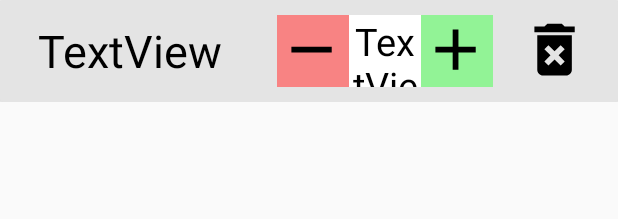
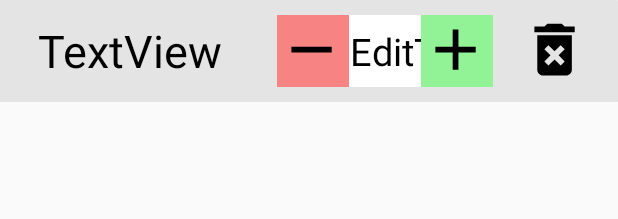
Before and after one commit to P-Burk/Inventory_Application, an Android app: the layout inventory_row.xml on its own in the app's theme, with its tools: preview values and no code run, on a phone screen of 412 x 824 dp. Shown: the top 219 px of the screen. Run offline under Robolectric (Android 15) with nearby library versions, the phone set to English and light mode, and no system bars.

Commit message:
changed to editView

```diff
--- a/app/src/main/res/layout/inventory_row.xml
+++ b/app/src/main/res/layout/inventory_row.xml
@@ -50,7 +50,7 @@
                 app:layout_constraintTop_toTopOf="parent"
                 app:srcCompat="@drawable/ic_baseline_remove_25" />
 
-            <TextView
+            <EditText
                 android:id="@+id/itemCount"
                 android:layout_width="48dp"
                 android:layout_height="48dp"
@@ -58,7 +58,9 @@
                 android:layout_marginBottom="10dp"
                 android:background="#FFFFFF"
                 android:gravity="center"
-                android:text="TextView"
+                android:importantForAutofill="no"
+                android:inputType="number"
+                android:text="EditText"
                 android:textColor="@color/black"
                 android:textSize="25sp"
                 app:layout_constraintBottom_toBottomOf="parent"
```
